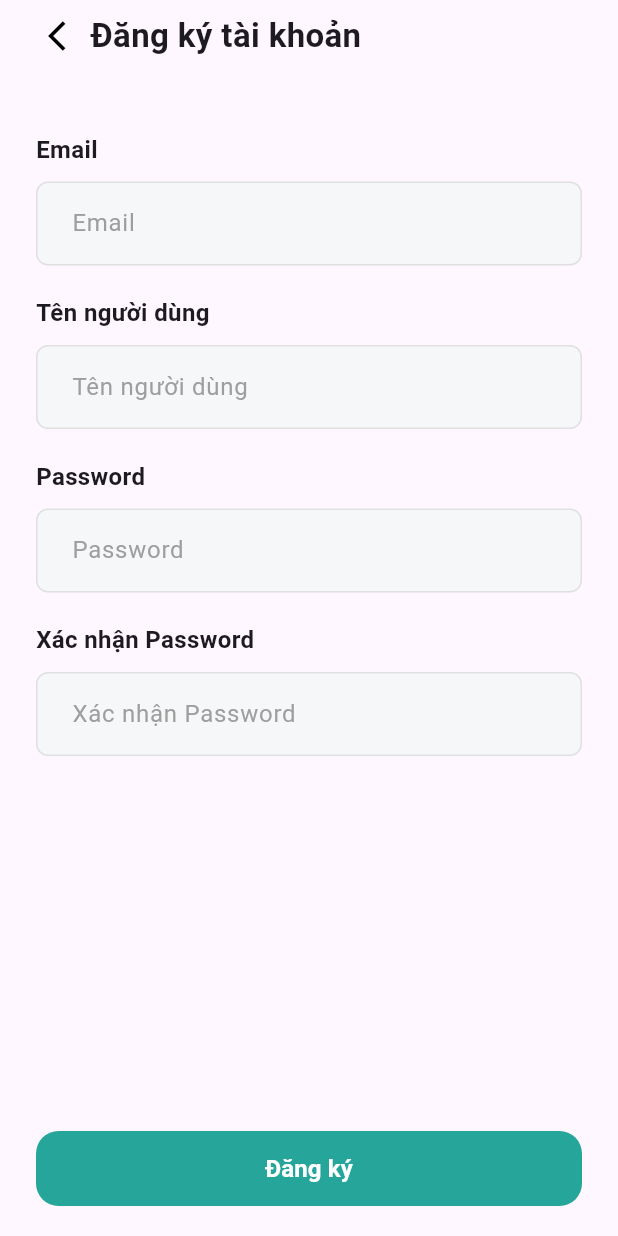
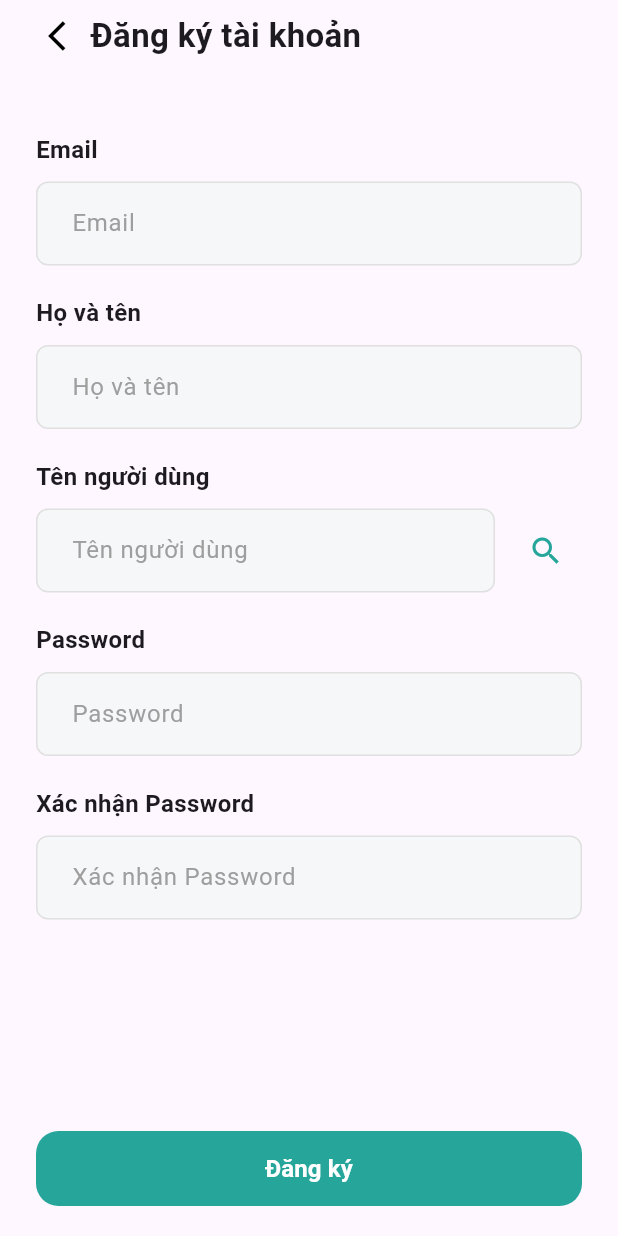
Before and after one commit to NamkhOa1412/ToDoApp, a Flutter app: the screen it shows after launch, after a tap on "Đăng ký tài khoản", on a phone screen of 412 x 824 dp. Run offline on Flutter 3.47's test engine with Material 3 defaults, Android fonts, the phone set to English and light mode, and no system bars; our stand-ins replace flutter_advanced_drawer, shared_preferences; accounts and stored records are empty; network calls fail.

Commit message:
fix issue signup and load data

```diff
--- a/lib/components/custom-drawer.dart
+++ b/lib/components/custom-drawer.dart
@@ -49,7 +49,7 @@ class AppDrawer extends StatelessWidget {
                     )
                   : const Icon(Icons.person, size: 60, color: Colors.white),
               ),
-              Text(user!.fullName ?? '', style: TextStyle(color: Colors.white, fontSize: 16),),
+              Text(user!.fullName ?? '', style: TextStyle(color: Color(0xFF26A69A), fontSize: 16, fontWeight: FontWeight.bold),),
               ListTile(
                 leading: const Icon(Icons.home),
                 title: const Text('Trang chủ'),
--- a/lib/components/dialog-custom.dart
+++ b/lib/components/dialog-custom.dart
@@ -7,10 +7,9 @@ class CustomDialog {
     required BuildContext context,
     required String title,
     required String message,
-    String buttonText = 'Okay',
+    String buttonText = 'Ok',
     DialogType type = DialogType.info,
   }) {
-    // Xác định icon và màu theo type
     IconData iconData;
     Color color;
 
@@ -34,7 +33,6 @@ class CustomDialog {
         break;
     }
 
-    // Hiển thị dialog
     showDialog(
       context: context,
       builder: (context) {
--- a/lib/screens/changepass-screens.dart
+++ b/lib/screens/changepass-screens.dart
@@ -11,7 +11,7 @@ class ChangePassScreens extends StatelessWidget {
   void changePassword(BuildContext context) async {
     final auth = Provider.of<AuthProvider>(context, listen: false);
     try {
-      await auth.changePassword(newPassCtrl.text.trim());
+      await auth.changePassword(newPassCtrl.text.trim(), context);
     } catch (e) {
       print("lỗi $e");
     }
--- a/lib/screens/signup-screens.dart
+++ b/lib/screens/signup-screens.dart
@@ -1,6 +1,7 @@
 import 'package:flutter/material.dart';
 import 'package:ktodo_application/components/button-custom.dart';
 import 'package:ktodo_application/components/input-custom.dart';
+import 'package:ktodo_application/providers/user-provider.dart';
 import 'package:provider/provider.dart';
 import '../providers/auth-provider.dart';
 import 'home-screens.dart';
@@ -14,9 +15,12 @@ class SignupScreen extends StatefulWidget {
 
 class _SignupScreenState extends State<SignupScreen> {
   final emailCtrl = TextEditingController();
+  final fullnameCtrl = TextEditingController();
   final usernameCtrl = TextEditingController();
   final passCtrl = TextEditingController();
   final confirmpassCtrl = TextEditingController();
+
+  bool _isLoading = false;
 
   void signup() async {
     if (emailCtrl.text == '' || passCtrl.text == '' || confirmpassCtrl.text == '' || usernameCtrl.text == '')
@@ -36,12 +40,29 @@ class _SignupScreenState extends State<SignupScreen> {
       );
       return;
     } else {
+      setState(() => _isLoading = true);
       final auth = Provider.of<AuthProvider>(context, listen: false);
       try {
-        await auth.signup(emailCtrl.text.trim(), usernameCtrl.text.trim(), passCtrl.text.trim(), context);
+        await auth.signup(emailCtrl.text.trim(), usernameCtrl.text.trim(), passCtrl.text.trim(), fullnameCtrl.text.trim(), context);
       } catch (e) {
         print("lỗi $e");
+      } finally {
+        setState(() => _isLoading = false);
       }
+    }
+  }
+
+  void checkUsername() async {
+    final user = Provider.of<UserProvider>(context, listen: false);
+    final checkUsername = await user.checkUsername(usernameCtrl.text.trim());
+    if (checkUsername == true) {
+      ScaffoldMessenger.of(context).showSnackBar(
+        SnackBar(content: Text("Username có thể sử dụng."), backgroundColor: Colors.green,),
+      );
+    } else {
+      ScaffoldMessenger.of(context).showSnackBar(
+        SnackBar(content: Text("Username đã tồn tại vui lòng sử dụng username khác!"), backgroundColor: Colors.red,),
+      );
     }
   }
 
@@ -101,6 +122,16 @@ class _SignupScreenState extends State<SignupScreen> {
                       CustomInputField(hintText: 'Email', controller: emailCtrl,),
 
                       const SizedBox(height: 20),
+                      const Text(
+                        "Họ và tên",
+                        style: TextStyle(
+                            fontWeight: FontWeight.bold, fontSize: 16),
+                      ),
+                      const SizedBox(height: 10),
+
+                      CustomInputField(hintText: 'Họ và tên', controller: fullnameCtrl,),
+
+                      const SizedBox(height: 20),
 
                       const Text(
                         "Tên người dùng",
@@ -109,7 +140,24 @@ class _SignupScreenState extends State<SignupScreen> {
                       ),
                       const SizedBox(height: 10),
 
-                      CustomInputField(hintText: 'Tên người dùng', controller: usernameCtrl,),
+                      // CustomInputField(hintText: 'Tên người dùng', controller: usernameCtrl,),
+                      Row(
+                        children: [
+                          Expanded(
+                            child: CustomInputField(
+                              hintText: 'Tên người dùng',
+                              controller: usernameCtrl,
+                            ),
+                          ),
+                          SizedBox(width: 10),
+                          IconButton(
+                            onPressed: () async {
+                              checkUsername();
+                            },
+                            icon: Icon(Icons.search, color: Color(0xFF26A69A)),
+                          )
+                        ],
+                      ),
 
                       const SizedBox(height: 20),
 
@@ -135,11 +183,20 @@ class _SignupScreenState extends State<SignupScreen> {
 
                       const Spacer(),
 
+                      // Padding(
+                      //   padding: const EdgeInsets.only(bottom: 20, top: 30),
+                      //   child: SizedBox(
+                      //     height: 50,
+                      //     child: CustomButton(text: 'Đăng ký', onPressed: signup),
+                      //   ),
+                      // ),
                       Padding(
                         padding: const EdgeInsets.only(bottom: 20, top: 30),
                         child: SizedBox(
                           height: 50,
-                          child: CustomButton(text: 'Đăng ký', onPressed: signup),
+                          child: _isLoading
+                              ? const Center(child: CircularProgressIndicator(color: Color(0xFF26A69A),))
+                              : CustomButton(text: 'Đăng ký', onPressed: signup),
                         ),
                       ),
                     ],
--- a/lib/screens/splash-screens.dart
+++ b/lib/screens/splash-screens.dart
@@ -37,7 +37,7 @@ class _SplashScreenState extends State<SplashScreen> {
   @override
   Widget build(BuildContext context) {
     return const Scaffold(
-      body: Center(child: CircularProgressIndicator()),
+      body: Center(child: CircularProgressIndicator(color: Color(0xFF26A69A),)),
     );
   }
 }
```
Also changed, not shown: lib/providers/auth-provider.dart (+13 -10 lines), lib/providers/user-provider.dart (+12 -0 lines), lib/services/supabase-service.dart (+64 -11 lines).
